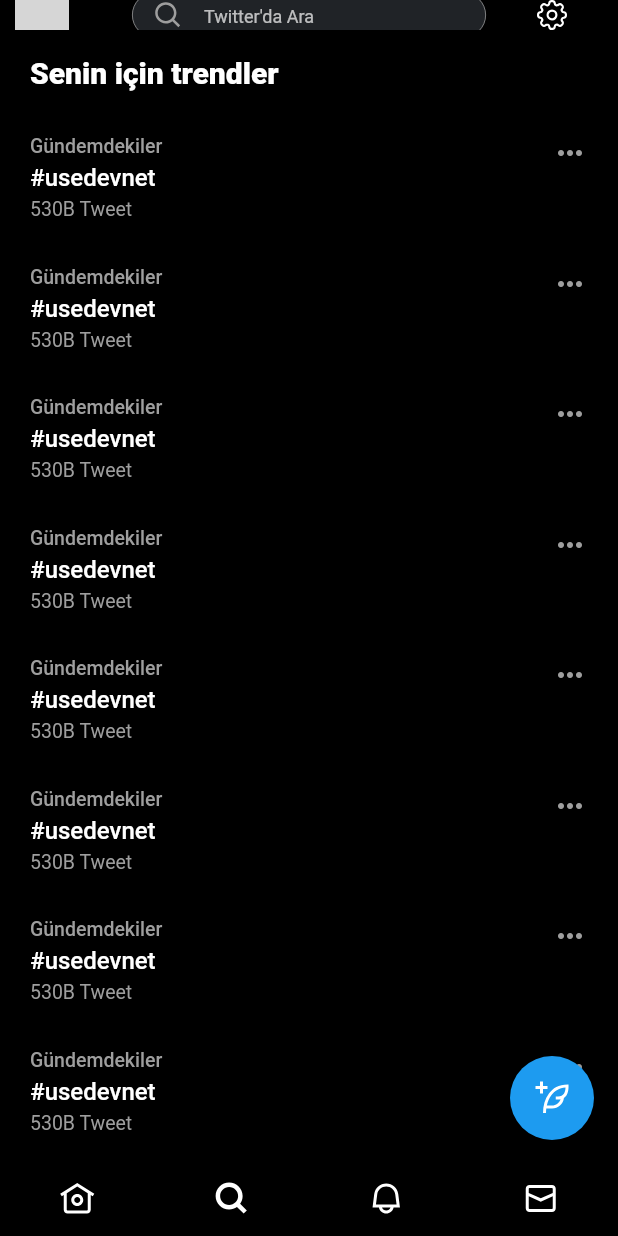
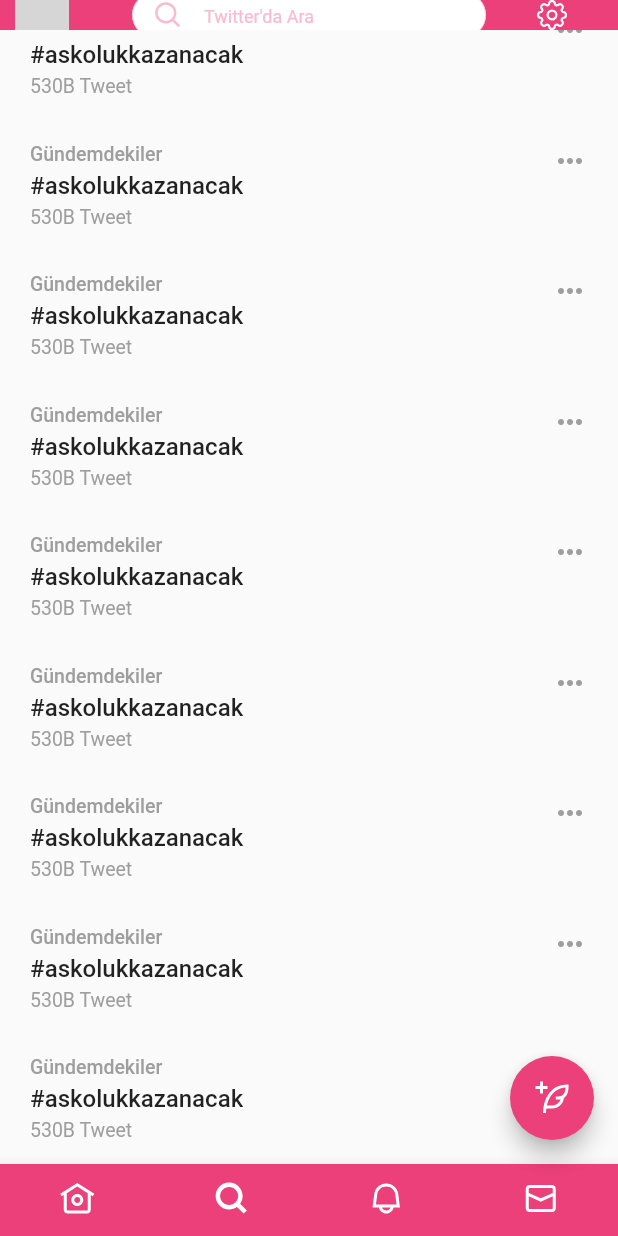
Before and after one commit to alihangedik/twitter_clone, a Flutter app: the screen it shows after launch, item 2 of the bottom bar chosen, scrolled down 198 dp, on a phone screen of 412 x 824 dp. Run offline on Flutter 3.47's test engine with Material 2 defaults, Android fonts, the phone set to English and light mode, and no system bars; drawn by our look-alikes of flutter_speed_dial; our stand-ins replace flutter_svg; missing offline and left inert: gesture_zoom_box; network calls fail; grey boxes are pictures that could not be loaded.

Commit message:
tweepink update :)

```diff
--- a/lib/main.dart
+++ b/lib/main.dart
@@ -12,9 +12,10 @@ class MyApp extends StatelessWidget {
   @override
   Widget build(BuildContext context) {
     return MaterialApp(
-        debugShowCheckedModeBanner: false,
-        title: 'Twitter',
-        home: TwTabbarView(),
-        theme: themeDark);
+      debugShowCheckedModeBanner: false,
+      title: 'Tweepink',
+      home: Splash(),
+      theme: themeDark,
+    );
   }
 }
--- a/lib/pages/full_screen_image.dart
+++ b/lib/pages/full_screen_image.dart
@@ -88,6 +88,7 @@ class _FullScreenImageState extends State<FullScreenImage>
     }
 
     return Scaffold(
+      backgroundColor: AppColors.tweepinkLight,
       body: GestureDetector(
         onTap: (() {
           setState(() {
@@ -166,7 +167,7 @@ class _FullScreenImageState extends State<FullScreenImage>
   Widget get cardIconRow => Container(
         alignment: Alignment.topCenter,
         decoration: BoxDecoration(
-            color: Colors.black.withOpacity(isOnTap == true ? 0 : 0.7)),
+            color: AppColors.tweepink.withOpacity(isOnTap == true ? 0 : 0.7)),
         width: MediaQuery.of(context).size.width,
         height: 100,
         child: Padding(
--- a/lib/pages/home.dart
+++ b/lib/pages/home.dart
@@ -1,14 +1,9 @@
-import 'package:flutter/cupertino.dart';
 import 'package:flutter/material.dart';
 
-import 'package:flutter_svg/svg.dart';
-import 'package:twitter_clone/icons.dart';
 import 'package:twitter_clone/products/home_tabbar.dart';
 import 'package:twitter_clone/products/spaces.dart';
 import 'package:twitter_clone/products/tweet_list.dart';
 import 'package:twitter_clone/theme/colors.dart';
-
-import 'full_screen_image.dart';
 
 class Home extends StatefulWidget {
   const Home(this.controller, {super.key});
@@ -30,6 +25,7 @@ class _HomeState extends State<Home> with SpacesMixin {
     return DefaultTabController(
       length: 2,
       child: Scaffold(
+        backgroundColor: AppColors.white,
         appBar: AppBar(
           bottom: tabBar,
           toolbarHeight: 0,
--- a/lib/pages/search.dart
+++ b/lib/pages/search.dart
@@ -1,6 +1,7 @@
 import 'package:flutter/material.dart';
 import 'package:twitter_clone/model/trends_model.dart';
 import 'package:twitter_clone/pages/notifications.dart';
+import 'package:twitter_clone/theme/colors.dart';
 
 class Search extends StatefulWidget {
   const Search(this.scrollController, {super.key});
@@ -17,7 +18,7 @@ class _SearchState extends State<Search> {
   void initState() {
     super.initState();
     _trendsModel = TrendsModel(
-        hashtag: '#usedevnet',
+        hashtag: '#askolukkazanacak',
         category: 'Gündemdekiler',
         tweetCount: '530B Tweet');
   }
@@ -33,7 +34,6 @@ class _SearchState extends State<Search> {
           physics: const AlwaysScrollableScrollPhysics(),
           controller: widget.scrollController,
           children: [
-            _headerImage,
             _headerText,
             listviewSeparated(),
           ],
@@ -60,14 +60,17 @@ class _SearchState extends State<Search> {
               children: [
                 Text(
                   _imageText,
-                  style: Theme.of(context).textTheme.bodyLarge,
+                  style: Theme.of(context)
+                      .textTheme
+                      .bodyLarge
+                      ?.copyWith(color: AppColors.white),
                 ),
                 Text(
                   _bigImageText,
-                  style: Theme.of(context)
-                      .textTheme
-                      .bodyLarge
-                      ?.copyWith(fontSize: 30, fontWeight: FontWeight.w900),
+                  style: Theme.of(context).textTheme.bodyLarge?.copyWith(
+                      fontSize: 30,
+                      fontWeight: FontWeight.w900,
+                      color: AppColors.white),
                 ),
               ],
             ),
@@ -142,7 +145,7 @@ class _SearchState extends State<Search> {
   Widget get _headerText => Padding(
         padding: const EdgeInsets.symmetric(horizontal: 20.0, vertical: 15),
         child: Text(
-          'Senin için trendler',
+          'Senin için trendler 💖',
           style: Theme.of(context)
               .textTheme
               .headline6
--- a/lib/pages/search_setting.dart
+++ b/lib/pages/search_setting.dart
@@ -66,7 +66,7 @@ class _SearchSettingState extends State<SearchSetting> {
 
   Widget switchListTile(title, subtitle, value, onChanged) => SwitchListTile(
       contentPadding: EdgeInsets.all(10),
-      activeColor: AppColors.twitterBlue,
+      activeColor: AppColors.tweepink,
       title: Text(title),
       subtitle: Text(
         subtitle,
--- a/lib/pages/subjects.dart
+++ b/lib/pages/subjects.dart
@@ -40,7 +40,7 @@ class _SubjectsState extends State<Subjects> {
                   ),
                   labelPadding: const EdgeInsets.only(bottom: 15),
                   indicatorSize: TabBarIndicatorSize.label,
-                  indicatorColor: AppColors.twitterBlue,
+                  indicatorColor: AppColors.tweepink,
                   tabs: const [
                     Text('Takip Edilenler'),
                     Text('Önerilenler'),
--- a/lib/products/home_tabbar.dart
+++ b/lib/products/home_tabbar.dart
@@ -13,15 +13,15 @@ PreferredSizeWidget get tabBar => TabBar(
       ),
       indicatorWeight: 4,
       indicatorSize: TabBarIndicatorSize.label,
-      indicatorColor: AppColors.twitterBlue,
+      indicatorColor: AppColors.tweepinkLight,
       tabs: const [
         Tab(
             child: Text(
-          'Senin İçin',
+          'Senin İçin 🤍',
         )),
         Tab(
             child: Text(
-          'Takip Edilen',
+          'Takip Edilen  🤍',
         )),
       ],
     );
--- a/lib/theme/colors.dart
+++ b/lib/theme/colors.dart
@@ -1,7 +1,8 @@
 import 'package:flutter/material.dart';
 
 class AppColors {
-  static const Color twitterBlue = Color(0xff1D9BF0);
+  static Color tweepink = Colors.pink.shade400;
+  static Color tweepinkLight = Colors.pink.shade100;
   static const Color white = Colors.white;
   static const Color black = Colors.black;
   static const Color grey = Colors.grey;
--- a/lib/theme/theme.dart
+++ b/lib/theme/theme.dart
@@ -2,7 +2,7 @@ import 'package:flutter/material.dart';
 
 import 'colors.dart';
 
-ThemeData themeDark = ThemeData.dark().copyWith(
+ThemeData themeDark = ThemeData.light().copyWith(
   buttonTheme: const ButtonThemeData(
       splashColor: Colors.transparent,
       highlightColor: Colors.transparent,
@@ -13,17 +13,16 @@ ThemeData themeDark = ThemeData.dark().copyWith(
     fillColor: AppColors.darkGrey,
     enabledBorder: OutlineInputBorder(
         borderRadius: BorderRadius.circular(30),
-        borderSide: const BorderSide(color: AppColors.grey, width: 0.5)),
+        borderSide: BorderSide(color: AppColors.tweepinkLight, width: 0.5)),
     border: OutlineInputBorder(
         borderRadius: BorderRadius.circular(30),
         borderSide: const BorderSide(color: AppColors.darkGrey)),
   ),
-  dividerColor: AppColors.white.withOpacity(0.4),
-  scaffoldBackgroundColor: Colors.black,
-  iconTheme: const IconThemeData(color: Colors.white),
-  floatingActionButtonTheme: const FloatingActionButtonThemeData(
-      backgroundColor: AppColors.twitterBlue),
+  dividerColor: AppColors.tweepink.withOpacity(0.4),
+  iconTheme: IconThemeData(color: AppColors.tweepink),
+  floatingActionButtonTheme:
+      FloatingActionButtonThemeData(backgroundColor: AppColors.tweepink),
   appBarTheme: AppBarTheme(
-    backgroundColor: AppColors.black.withOpacity(0.8),
+    backgroundColor: AppColors.tweepink.withOpacity(1),
   ),
 );
--- a/lib/view/tabbar_view.dart
+++ b/lib/view/tabbar_view.dart
@@ -27,12 +27,15 @@ class TwTabbarView extends StatefulWidget {
 String avatarUrl =
     'https://avatars.githubusercontent.com/u/71148065?s=400&u=cd2b1a170fa19d2b44518a53d745ef860427ce25&v=4';
 Widget get followerRow => Row(
-      children: const [
-        Text('243 Takip Edilen'),
+      children: [
+        Text(
+          '243 Takip Edilen',
+          style: TextStyle(color: AppColors.white),
+        ),
         SizedBox(
           width: 20,
         ),
-        Text('40 Takipçi'),
+        Text('40 Takipçi', style: TextStyle(color: AppColors.white)),
       ],
     );
 
@@ -174,12 +177,12 @@ class _TwTabbarViewState extends State<TwTabbarView> {
       child: Icon(
         icon,
         size: 30,
-        color: AppColors.twitterBlue,
+        color: AppColors.tweepink,
       ),
       label: label);
 
   Widget get _bottomAppBar => BottomAppBar(
-        color: Theme.of(context).scaffoldBackgroundColor,
+        color: AppColors.tweepink,
         child: _tabBar,
       );
 
@@ -282,6 +285,7 @@ class _TwTabbarViewState extends State<TwTabbarView> {
       );
   Widget get _homeAppBar => SvgPicture.string(
         AppIcons.twitterLogo,
+        color: AppColors.tweepinkLight,
         height: 25,
       );
   Widget _searchField(String title) => SizedBox(
@@ -289,15 +293,18 @@ class _TwTabbarViewState extends State<TwTabbarView> {
         child: TextField(
           maxLines: 1,
           decoration: InputDecoration(
+            fillColor: AppColors.white,
             filled: true,
             contentPadding: const EdgeInsets.only(left: 15),
             hintText: title,
-            hintStyle: Theme.of(context).textTheme.bodySmall,
+            hintStyle: Theme.of(context).textTheme.bodySmall?.copyWith(
+                  color: AppColors.tweepinkLight,
+                ),
             prefixIcon: Padding(
               padding: const EdgeInsets.symmetric(vertical: 5),
               child: SvgPicture.string(
                 AppIcons.search,
-                color: AppColors.grey,
+                color: AppColors.tweepinkLight,
               ),
             ),
           ),
@@ -306,7 +313,10 @@ class _TwTabbarViewState extends State<TwTabbarView> {
 
   Widget get _notificationAppBar => Text(
         'Bildirimler',
-        style: Theme.of(context).textTheme.titleLarge?.copyWith(fontSize: 26),
+        style: Theme.of(context)
+            .textTheme
+            .titleLarge
+            ?.copyWith(fontSize: 26, color: AppColors.white),
       );
 
   Widget _svgIcon(String icon) => SvgPicture.string(
@@ -315,6 +325,7 @@ class _TwTabbarViewState extends State<TwTabbarView> {
         height: 24,
       );
   Widget get _navBarHeaderListTile => ListTile(
+        tileColor: AppColors.tweepinkLight,
         trailing: const Icon(Icons.add_circle_outline),
         title: SizedBox(
           height: 110,
@@ -330,8 +341,12 @@ class _TwTabbarViewState extends State<TwTabbarView> {
               Column(
                 crossAxisAlignment: CrossAxisAlignment.start,
                 children: [
-                  const Text('Alihan Gedik'),
-                  const Text('@alihangedik'),
+                  const Text(
+                    'Alihan Gedik',
+                    style: TextStyle(color: AppColors.white),
+                  ),
+                  const Text('@alihangedik',
+                      style: TextStyle(color: AppColors.white)),
                   const SizedBox(
                     height: 10,
                   ),
@@ -363,7 +378,10 @@ class _TwTabbarViewState extends State<TwTabbarView> {
             ),
             title: Text(
               title,
-              style: Theme.of(context).textTheme.headline6,
+              style: Theme.of(context).textTheme.headline6?.copyWith(
+                    color: AppColors.white,
+                    fontWeight: FontWeight.w500,
+                  ),
             ),
           )
         ],
@@ -385,7 +403,7 @@ class _TwTabbarViewState extends State<TwTabbarView> {
       );
 
   Widget get _drawer => Drawer(
-        backgroundColor: Theme.of(context).scaffoldBackgroundColor,
+        backgroundColor: AppColors.tweepinkLight,
         child: SafeArea(
           child: Column(
             mainAxisAlignment: MainAxisAlignment.start,
@@ -477,16 +495,22 @@ class _TwTabbarViewState extends State<TwTabbarView> {
           color: AppColors.white,
           height: 22,
         ),
-        title: Text(title),
+        title: Text(
+          title,
+          style: TextStyle(color: AppColors.white),
+        ),
       );
 
   Widget _expansionTile(String title) => Theme(
         data: Theme.of(context).copyWith(dividerColor: Colors.transparent),
         child: ExpansionTile(
-          title: Text(
-            title,
-            style: Theme.of(context).textTheme.titleMedium,
-          ),
+          iconColor: AppColors.white,
+          collapsedIconColor: AppColors.white,
+          title: Text(title,
+              style: Theme.of(context).textTheme.titleMedium?.copyWith(
+                    color: AppColors.white,
+                    fontWeight: FontWeight.w500,
+                  )),
           children: [
             _drawerListtile('Profesyoneller İçin Twitter', AppIcons.rocket),
             _drawerListtile('Gelire Dönüştürme', AppIcons.cash)
@@ -494,5 +518,5 @@ class _TwTabbarViewState extends State<TwTabbarView> {
         ),
       );
   final TextStyle titleTextStyle =
-      const TextStyle(fontWeight: FontWeight.w800, color: Colors.black);
+      const TextStyle(fontWeight: FontWeight.w800, color: Colors.white);
 }
```
Also changed, not shown: lib/pages/message.dart (+11 -8 lines), lib/pages/notifications.dart (+4 -4 lines), lib/pages/profile.dart (+27 -15 lines), lib/pages/splash.dart (+23 -12 lines), lib/pages/tweet_detail.dart (+13 -13 lines), lib/products/profile_tabbar.dart (+11 -8 lines), lib/products/subject_items.dart (+5 -5 lines), lib/products/tweet_list.dart (+9 -8 lines), 12 other files.
